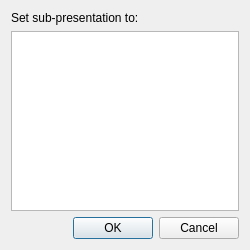
Before: the Qt Designer form src/Authoring/Studio/Palettes/Project/ChooseImagePropertyDlg.ui in flyhex/qt3dstudio, drawn with Qt 5.
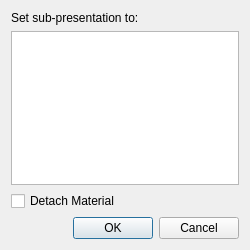
After: the same form once the commit is applied.

Commit message:
Add a 'Detach material' check box to the ChooseImagePropertyDlg
When setting a sub-presentation to a ref material, a new check box
option appears in the ChooseImagePropertyDlg, if checked the ref
material will be changed to a Standard material so that the
sub-presentation setting only affects this material instance.

Task-number: QT3DS-2233

```diff
--- a/src/Authoring/Studio/Palettes/Project/ChooseImagePropertyDlg.ui
+++ b/src/Authoring/Studio/Palettes/Project/ChooseImagePropertyDlg.ui
@@ -42,6 +42,16 @@
    <item>
     <widget class="QListWidget" name="listProps"/>
    </item>
+   <item>
+    <widget class="QCheckBox" name="cbDetach">
+     <property name="toolTip">
+      <string>Detach from referenced material</string>
+     </property>
+     <property name="text">
+      <string>Detach Material</string>
+     </property>
+    </widget>
+   </item>
    <item>
     <widget class="QDialogButtonBox" name="buttonBox">
      <property name="orientation">
```
The commit also changes 8 other files.
